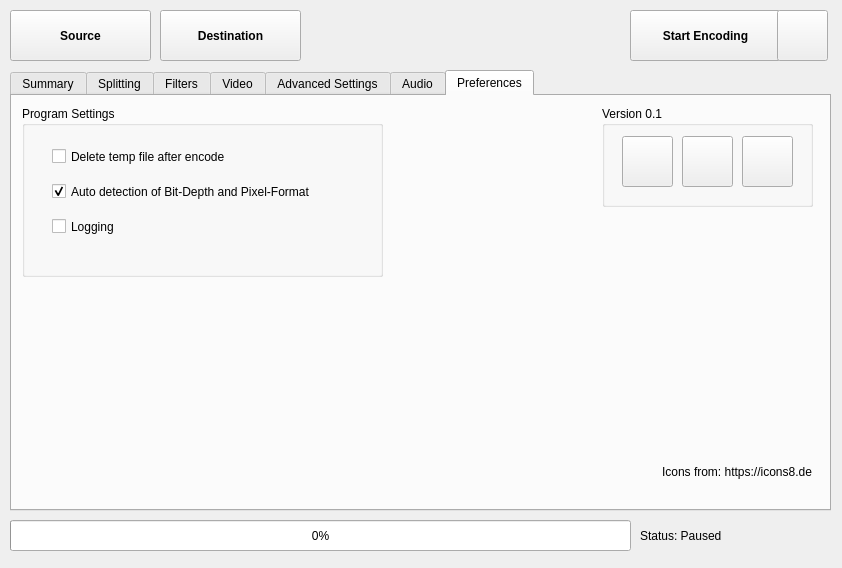
The window that NotEnoughAV1Encodes-Qt/interface/form.ui (Alkl58/NotEnoughAV1Encodes-Qt) describes before a commit, drawn with Qt 5.
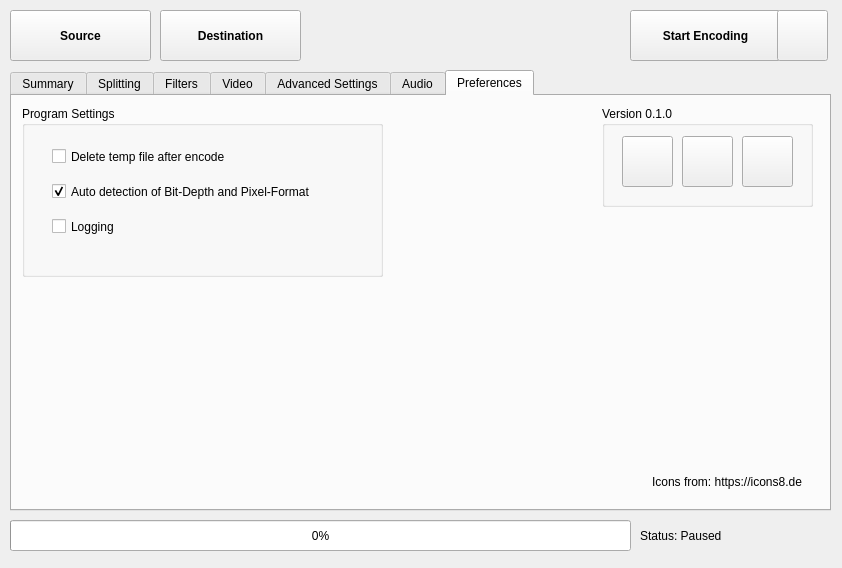
The same window after the commit. The open tabs and pages were chosen to show the change. Icons and pictures are not drawn.

The edit to the form file:
```diff
--- a/NotEnoughAV1Encodes-Qt/interface/form.ui
+++ b/NotEnoughAV1Encodes-Qt/interface/form.ui
@@ -4211,7 +4211,7 @@
       </rect>
      </property>
      <property name="title">
-      <string>Version 0.1</string>
+      <string>Version 0.1.0</string>
      </property>
      <widget class="QPushButton" name="pushButtonGithub">
       <property name="geometry">
@@ -4286,8 +4286,8 @@
     <widget class="QLabel" name="label_58">
      <property name="geometry">
       <rect>
-       <x>650</x>
-       <y>360</y>
+       <x>640</x>
+       <y>370</y>
        <width>161</width>
        <height>31</height>
       </rect>
```
